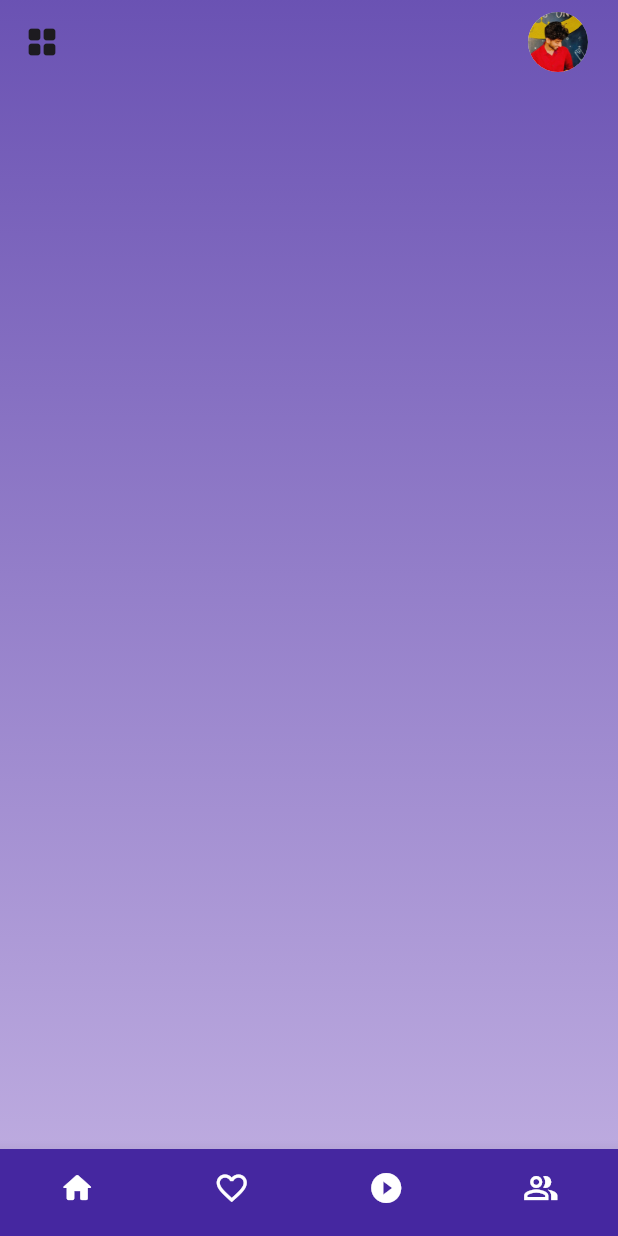
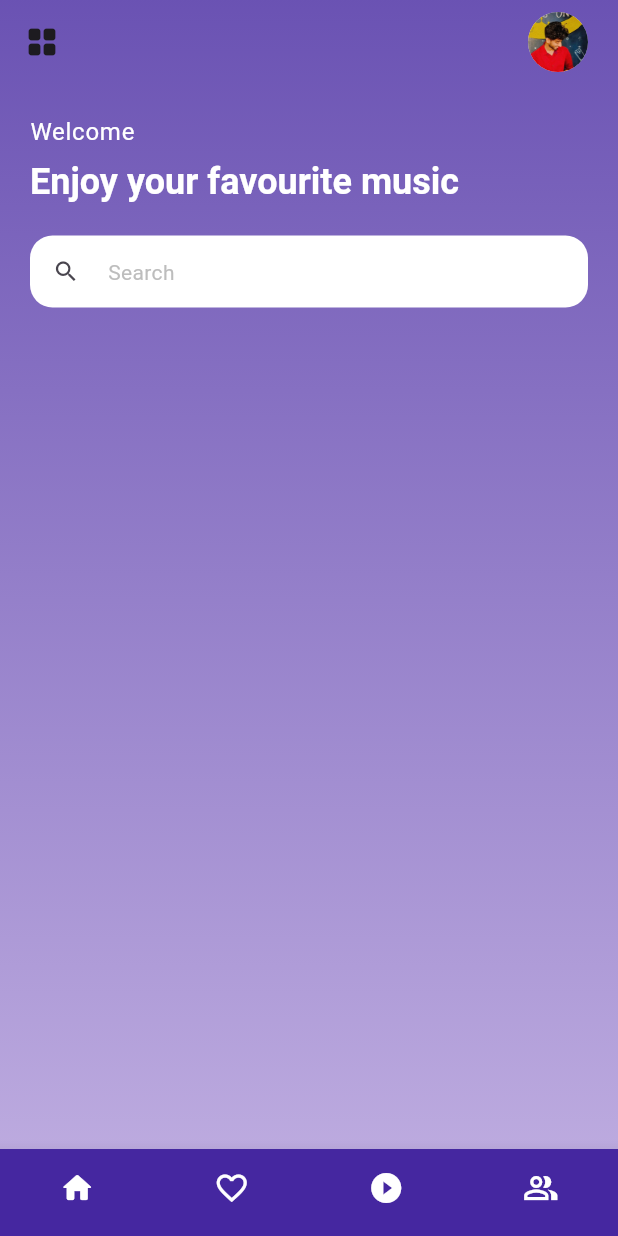
Before and after one commit to Swagnik02/VibeForge, a Flutter app: the screen it shows after launch, on a phone screen of 412 x 824 dp. Run offline on Flutter 3.47's test engine with Material 3 defaults, Android fonts, the phone set to English and light mode, and no system bars; our stand-ins replace get.

Commit message:
added mainBody

```diff
--- a/lib/screens/home_screen.dart
+++ b/lib/screens/home_screen.dart
@@ -15,11 +15,72 @@ class HomeScreen extends StatelessWidget {
           Colors.deepPurple.shade200.withOpacity(0.8),
         ],
       )),
-      child: Scaffold(
+      child: const Scaffold(
         backgroundColor: Colors.transparent,
-        appBar: const _CustomAppBar(),
-        bottomNavigationBar: const _CustomNavBar(),
-        body: Container(),
+        appBar: _CustomAppBar(),
+        bottomNavigationBar: _CustomNavBar(),
+        body: _mainBody(),
+      ),
+    );
+  }
+}
+
+class _mainBody extends StatelessWidget {
+  const _mainBody({
+    super.key,
+  });
+
+  @override
+  Widget build(BuildContext context) {
+    return SingleChildScrollView(
+      child: Column(
+        children: [
+          Padding(
+            padding: const EdgeInsets.all(20),
+            child: Column(
+              crossAxisAlignment: CrossAxisAlignment.start,
+              children: [
+                Text(
+                  'Welcome',
+                  style: Theme.of(context).textTheme.bodyLarge,
+                ),
+                const SizedBox(height: 5),
+                Text(
+                  'Enjoy your favourite music',
+                  style: Theme.of(context)
+                      .textTheme
+                      .headlineSmall
+                      ?.copyWith(fontWeight: FontWeight.bold),
+                ),
+                const SizedBox(height: 20),
+
+                // Search Text field
+                TextFormField(
+                  style: const TextStyle(
+                    color: Colors.deepPurple,
+                  ),
+                  decoration: InputDecoration(
+                    isDense: true,
+                    filled: true,
+                    fillColor: Colors.white,
+                    hintText: 'Search',
+                    hintStyle: Theme.of(context)
+                        .textTheme
+                        .bodyMedium!
+                        .copyWith(color: Colors.grey.shade400),
+                    prefixIcon: const Icon(
+                      Icons.search,
+                    ),
+                    border: OutlineInputBorder(
+                      borderRadius: BorderRadius.circular(15),
+                      borderSide: BorderSide.none,
+                    ),
+                  ),
+                ),
+              ],
+            ),
+          ),
+        ],
       ),
     );
   }
```
